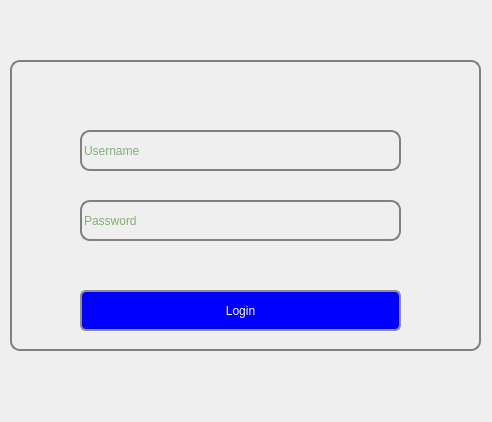
Before: the Qt Designer form mainwindow.ui in RamrajCh/SuperMarket-Billing-System, drawn with Qt 5.
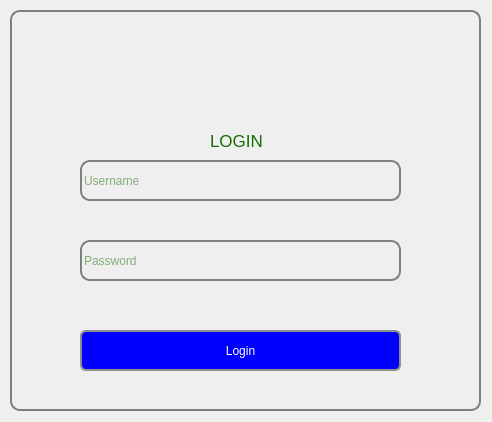
After: the same form once the commit is applied. Icons and pictures are not drawn.

```diff
--- a/mainwindow.ui
+++ b/mainwindow.ui
@@ -251,9 +251,9 @@
       <property name="geometry">
        <rect>
         <x>10</x>
-        <y>60</y>
+        <y>10</y>
         <width>471</width>
-        <height>291</height>
+        <height>401</height>
        </rect>
       </property>
       <property name="styleSheet">
@@ -269,7 +269,7 @@
        <property name="geometry">
         <rect>
          <x>70</x>
-         <y>70</y>
+         <y>150</y>
          <width>321</width>
          <height>41</height>
         </rect>
@@ -285,7 +285,7 @@
        <property name="geometry">
         <rect>
          <x>70</x>
-         <y>140</y>
+         <y>230</y>
          <width>321</width>
          <height>41</height>
         </rect>
@@ -304,7 +304,7 @@
        <property name="geometry">
         <rect>
          <x>70</x>
-         <y>230</y>
+         <y>320</y>
          <width>321</width>
          <height>41</height>
         </rect>
@@ -320,6 +320,45 @@
         <string>Login</string>
        </property>
       </widget>
+      <widget class="QLabel" name="label_2">
+       <property name="geometry">
+        <rect>
+         <x>160</x>
+         <y>20</y>
+         <width>131</width>
+         <height>80</height>
+        </rect>
+       </property>
+       <property name="styleSheet">
+        <string notr="true">border:none;
+border-radius:0px;
+background-image: url(:/coverlogo.png);</string>
+       </property>
+       <property name="text">
+        <string/>
+       </property>
+      </widget>
+      <widget class="QLabel" name="label_3">
+       <property name="geometry">
+        <rect>
+         <x>200</x>
+         <y>120</y>
+         <width>61</width>
+         <height>21</height>
+        </rect>
+       </property>
+       <property name="font">
+        <font>
+         <pointsize>13</pointsize>
+        </font>
+       </property>
+       <property name="styleSheet">
+        <string notr="true">border:none;</string>
+       </property>
+       <property name="text">
+        <string>LOGIN</string>
+       </property>
+      </widget>
      </widget>
     </widget>
    </widget>
```
Left out of the diff: 45 changed lines with no effect on the pictures.
